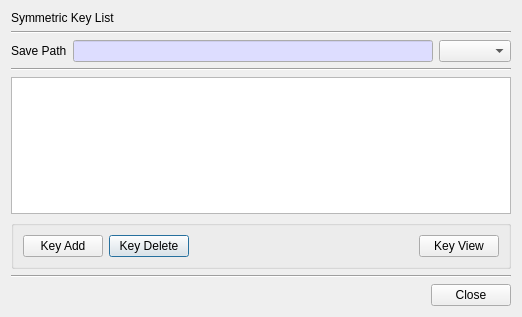
Old version of the form BerEditor/key_list_dlg.ui in the repository jykim74/BerEditor.
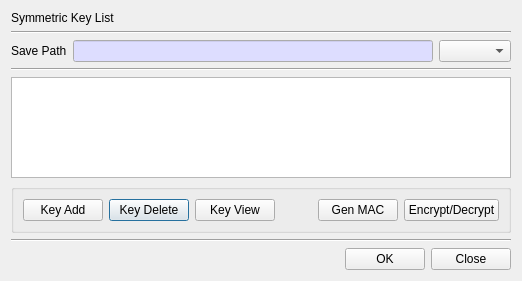
New version of the form.

Diff of the .ui file:
```diff
--- a/BerEditor/key_list_dlg.ui
+++ b/BerEditor/key_list_dlg.ui
@@ -7,7 +7,7 @@
     <x>0</x>
     <y>0</y>
     <width>518</width>
-    <height>317</height>
+    <height>281</height>
    </rect>
   </property>
   <property name="windowTitle">
@@ -15,7 +15,7 @@
   </property>
   <layout class="QVBoxLayout" name="verticalLayout">
    <item>
-    <widget class="QLabel" name="label">
+    <widget class="QLabel" name="mTitleLabel">
      <property name="text">
       <string>Symmetric Key List</string>
      </property>
@@ -88,13 +88,13 @@
      <property name="minimumSize">
       <size>
        <width>500</width>
-       <height>0</height>
+       <height>100</height>
       </size>
      </property>
     </widget>
    </item>
    <item>
-    <widget class="QGroupBox" name="groupBox">
+    <widget class="QGroupBox" name="mManGroup">
      <property name="minimumSize">
       <size>
        <width>0</width>
@@ -114,21 +114,7 @@
           </property>
          </widget>
         </item>
-        <item row="0" column="0">
-         <widget class="QPushButton" name="mKeyAddBtn">
-          <property name="text">
-           <string>Key Add</string>
-          </property>
-         </widget>
-        </item>
         <item row="0" column="3">
-         <widget class="QPushButton" name="mKeyViewBtn">
-          <property name="text">
-           <string>Key View</string>
-          </property>
-         </widget>
-        </item>
-        <item row="0" column="2">
          <spacer name="horizontalSpacer_2">
           <property name="orientation">
            <enum>Qt::Horizontal</enum>
@@ -141,6 +127,34 @@
           </property>
          </spacer>
         </item>
+        <item row="0" column="0">
+         <widget class="QPushButton" name="mKeyAddBtn">
+          <property name="text">
+           <string>Key Add</string>
+          </property>
+         </widget>
+        </item>
+        <item row="0" column="4">
+         <widget class="QPushButton" name="mGenMACBtn">
+          <property name="text">
+           <string>Gen MAC</string>
+          </property>
+         </widget>
+        </item>
+        <item row="0" column="2">
+         <widget class="QPushButton" name="mKeyViewBtn">
+          <property name="text">
+           <string>Key View</string>
+          </property>
+         </widget>
+        </item>
+        <item row="0" column="5">
+         <widget class="QPushButton" name="mEncDecBtn">
+          <property name="text">
+           <string>Encrypt/Decrypt</string>
+          </property>
+         </widget>
+        </item>
        </layout>
       </item>
      </layout>
@@ -158,7 +172,7 @@
      <property name="topMargin">
       <number>0</number>
      </property>
-     <item row="0" column="1">
+     <item row="0" column="2">
       <widget class="QPushButton" name="mCloseBtn">
        <property name="text">
         <string>Close</string>
@@ -178,6 +192,13 @@
        </property>
       </spacer>
      </item>
+     <item row="0" column="1">
+      <widget class="QPushButton" name="mOKBtn">
+       <property name="text">
+        <string>OK</string>
+       </property>
+      </widget>
+     </item>
     </layout>
    </item>
   </layout>
```
Left out of the diff: 12 changed lines with no effect on the pictures.
